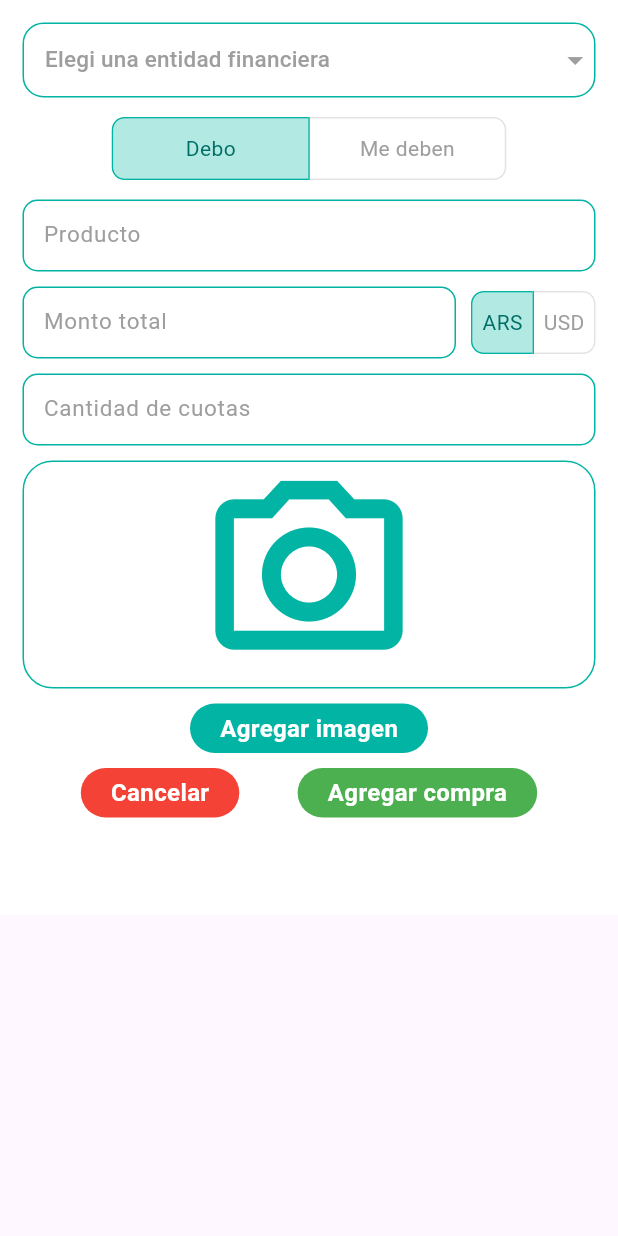
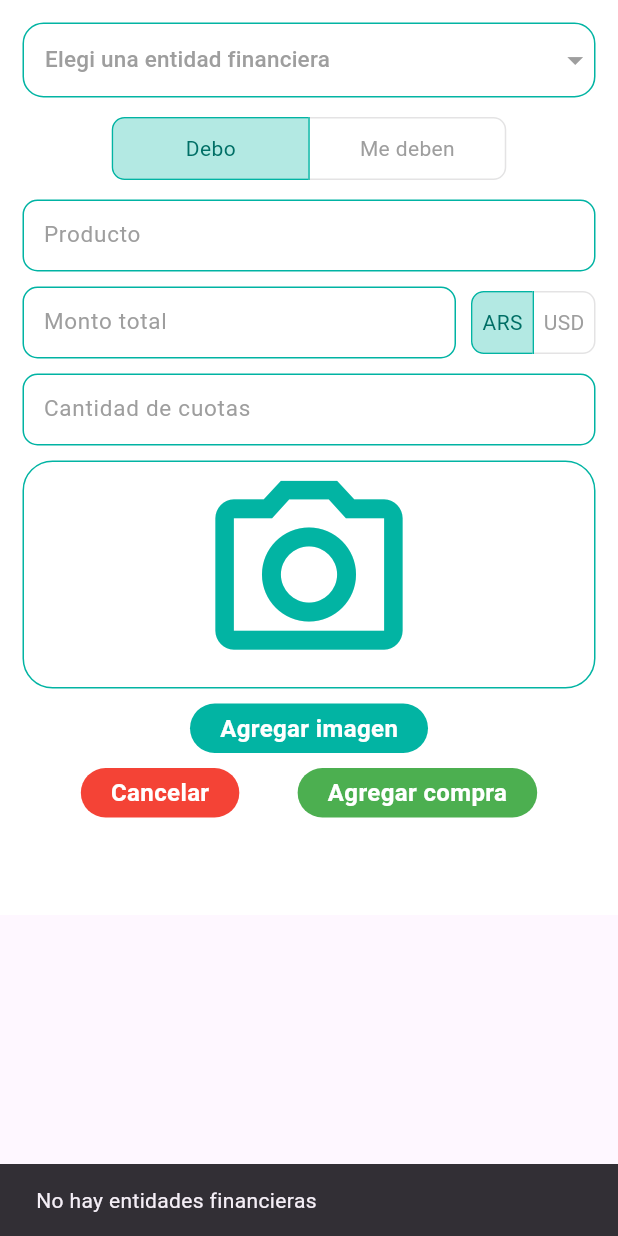
Before and after one commit to Gonn01/purchase-manager, a Flutter app: the CreatePurchaseModal widget shown alone on an empty page, opened directly, after a tap on "Agregar compra", on a phone screen of 412 x 824 dp. Run offline on Flutter 3.47's test engine with Material 3 defaults, Android fonts, the light colour scheme and no system bars; drawn by our look-alikes of dropdown_button2; our stand-ins replace auto_route, bloc, cloud_firestore, connectivity_plus, firebase_auth, firebase_core and 3 more; missing offline and left inert: swipe_refresh; accounts and stored records are empty; generated files the repository leaves out were written again; network calls fail.

Commit message:
Actualizar ruta del archivo de clave y mejorar manejo de compras en el diálogo de creación

```diff
--- a/lib/features/dashboard/home/widgets/purchase_element.dart
+++ b/lib/features/dashboard/home/widgets/purchase_element.dart
@@ -101,9 +101,9 @@ class PurchaseElement extends StatelessWidget {
                   child: Row(
                     crossAxisAlignment: CrossAxisAlignment.start,
                     children: [
-                      if (purchase.image != null)
                       Column(
                         children: [
+                          if (purchase.image != null)
                             Image.network(
                               purchase.image!,
                               width: 100,
--- a/lib/utilities/widgets/dialogs/create_purchase_dialog.dart
+++ b/lib/utilities/widgets/dialogs/create_purchase_dialog.dart
@@ -252,12 +252,21 @@ class _CreatePurchaseModalState extends State<CreatePurchaseModal> {
                     const Spacer(),
                     PMButtons.text(
                       isEnabled: true,
-                      onTap: () => _createPurchase(
-                        financialEntity: state.financialEntityList.firstWhere(
-                          (financialEntity) =>
-                              financialEntity.id == idSelectedFinancialEntity,
-                        ),
-                      ),
+                      onTap: () {
+                        if (state.financialEntityList.isEmpty) {
+                          ScaffoldMessenger.of(context).showSnackBar(
+                            const SnackBar(
+                              content: Text('No hay entidades financieras'),
+                            ),
+                          );
+                        }
+                        _createPurchase(
+                          financialEntity: state.financialEntityList.firstWhere(
+                            (financialEntity) =>
+                                financialEntity.id == idSelectedFinancialEntity,
+                          ),
+                        );
+                      },
                       text: 'Agregar compra',
                       backgroundColor: Colors.green,
                     ),
```
Also changed, not shown: 1 other file. Lines whose indentation alone changed are shown as unchanged.
